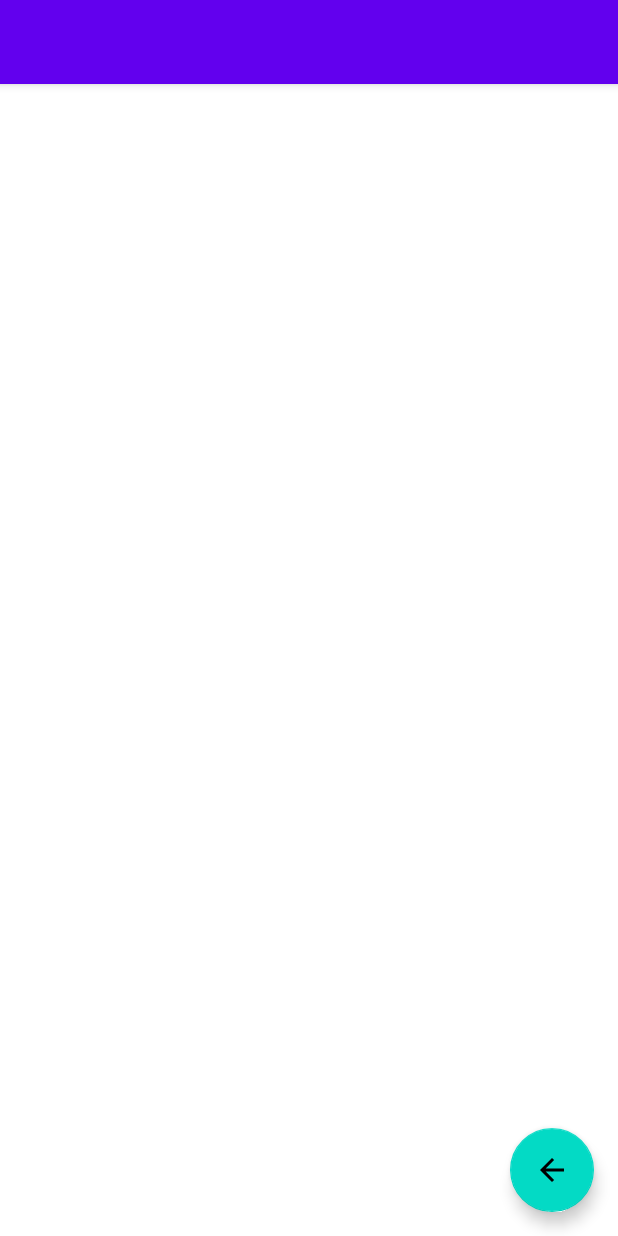
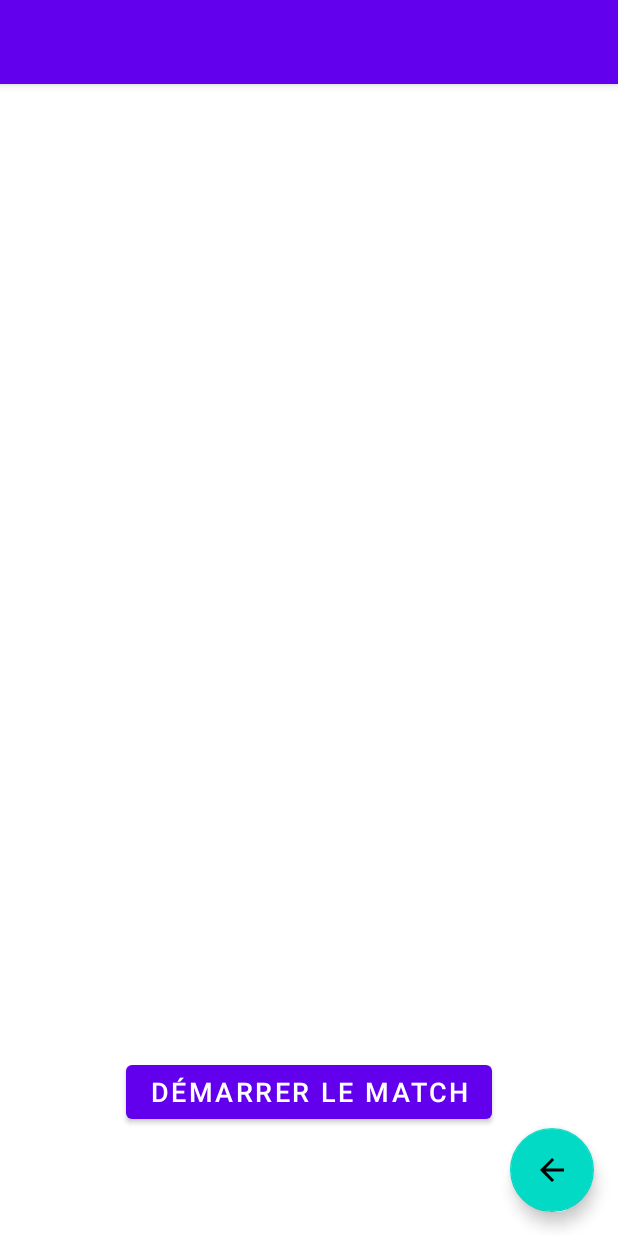
Before and after one commit to FrancoisRmn/ProjetMIA, an Android app: the layout activity_main.xml on its own in the app's theme, with its tools: preview values and no code run, on a phone screen of 412 x 824 dp. Run offline under Robolectric (Android 15) with nearby library versions, the phone set to English and light mode, and no system bars.

Commit message:
Ajout start button

```diff
--- a/App/app/src/main/res/layout/activity_main.xml
+++ b/App/app/src/main/res/layout/activity_main.xml
@@ -38,16 +38,37 @@
         app:layout_constraintEnd_toEndOf="parent"
         app:srcCompat="@drawable/abc_vector_test" />
 
-    <ListView
-        android:id="@+id/list"
-        android:layout_width="wrap_content"
+    <androidx.constraintlayout.widget.ConstraintLayout
+        android:layout_width="0dp"
         android:layout_height="0dp"
         app:layout_constraintBottom_toBottomOf="parent"
         app:layout_constraintEnd_toEndOf="parent"
         app:layout_constraintStart_toStartOf="parent"
-        app:layout_constraintTop_toBottomOf="@+id/appBarLayout3"
-        app:layout_constraintVertical_bias="0.0">
+        app:layout_constraintTop_toBottomOf="@+id/appBarLayout3">
 
-    </ListView>
+        <Button
+            android:id="@+id/startButton"
+            android:layout_width="wrap_content"
+            android:layout_height="wrap_content"
+            android:text="Démarrer le match"
+            android:textSize="18sp"
+            app:layout_constraintBottom_toBottomOf="parent"
+            app:layout_constraintEnd_toEndOf="parent"
+            app:layout_constraintStart_toStartOf="parent"
+            app:layout_constraintTop_toTopOf="parent"
+            app:layout_constraintVertical_bias="0.90" />
+
+        <ListView
+            android:id="@+id/list"
+            android:layout_width="wrap_content"
+            android:layout_height="0dp"
+            android:transcriptMode="alwaysScroll"
+            app:layout_constraintBottom_toBottomOf="parent"
+            app:layout_constraintEnd_toEndOf="parent"
+            app:layout_constraintStart_toStartOf="parent"
+            app:layout_constraintTop_toTopOf="parent">
+
+        </ListView>
+    </androidx.constraintlayout.widget.ConstraintLayout>
 
 </androidx.constraintlayout.widget.ConstraintLayout>
--- a/App/app/src/main/res/layout/message.xml
+++ b/App/app/src/main/res/layout/message.xml
@@ -15,6 +15,7 @@
         android:layout_marginStart="5dp"
         android:layout_marginEnd="5dp"
         android:elevation="2dp"
+        android:gravity="center_horizontal"
         android:padding="10dp"
         android:text="Placeholder message"
         android:textColor="#000000"
```
Also changed, not shown: App/app/src/main/java/com/example/kinemictestgeste/MainActivity.java (+69 -21 lines), App/app/src/main/java/com/example/kinemictestgeste/utils/Constant.java (added, +13 -0 lines).
